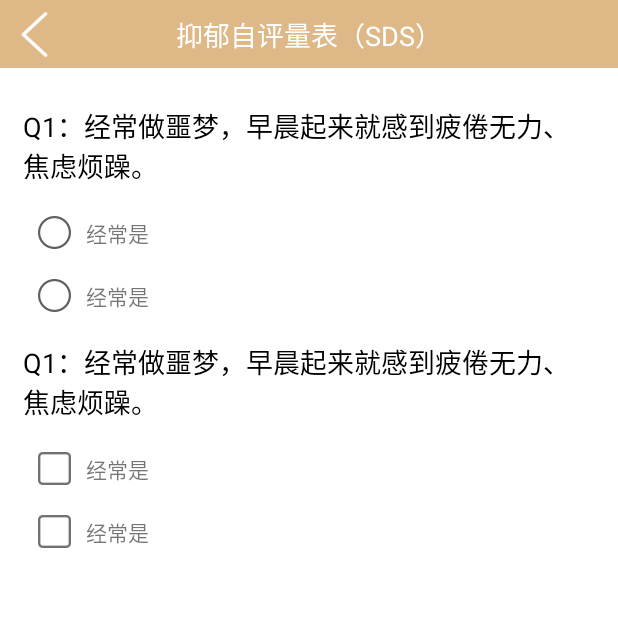
After one commit to KarenKaKa/StudentHelp, an Android app: the TestActivity screen opened directly, with no data from a screen before it, on a phone screen of 412 x 824 dp, the top half of it. The commit adds this screen. Run offline under Robolectric (Android 15) with nearby library versions, the phone set to English and light mode, and no system bars; our stand-ins replace data binding.

Commit message:
测试题

```diff
--- a/app/src/main/AndroidManifest.xml
+++ b/app/src/main/AndroidManifest.xml
@@ -16,7 +16,8 @@
         android:networkSecurityConfig="@xml/network_security_config"
         android:supportsRtl="true"
         android:theme="@style/Theme.StudentHelp">
-        <activity android:name=".module.leavemessage.MyLeaveMessageActivity"></activity>
+        <activity android:name=".module.question.TestActivity"></activity>
+        <activity android:name=".module.leavemessage.MyLeaveMessageActivity" />
         <activity android:name=".module.leavemessage.LeaveMessageActivity" />
         <activity
             android:name=".module.teacher.MyArticlesActivity"
--- a/app/src/main/java/com/consultation/studenthelp/module/main/home/HomeFragment.java
+++ b/app/src/main/java/com/consultation/studenthelp/module/main/home/HomeFragment.java
@@ -14,6 +14,7 @@ import com.consultation.studenthelp.R;
 import com.consultation.studenthelp.base.BaseFragment;
 import com.consultation.studenthelp.databinding.FragmentHomeBinding;
 import com.consultation.studenthelp.module.main.news.NewsAdapter;
+import com.consultation.studenthelp.module.question.TestActivity;
 import com.consultation.studenthelp.module.teachers.TeachersActivity;
 
 import java.util.ArrayList;
@@ -94,6 +95,9 @@ public class HomeFragment extends BaseFragment<HomePresenter> implements HomeVie
             Intent intent = new Intent(getActivity(), TeachersActivity.class);
             intent.putExtra("fromOrder", true);
             startActivity(intent);
+        } else if (id == R.id.tvTests) {
+            //TODO 测试
+            startActivity(new Intent(getActivity(), TestActivity.class));
         }
     }
 
--- a/app/src/main/java/com/consultation/studenthelp/module/main/news/NewsAdapter.java
+++ b/app/src/main/java/com/consultation/studenthelp/module/main/news/NewsAdapter.java
@@ -18,7 +18,7 @@ import java.util.List;
 
 import cn.leancloud.AVObject;
 
-public class NewsAdapter extends RecyclerView.Adapter<NewsAdapter.HomeTeacherViewHolder> {
+public class NewsAdapter extends RecyclerView.Adapter<NewsAdapter.ViewHolder> {
     private Context mContext;
     private List<AVObject> list;
     private SimpleDateFormat dateFormat = new SimpleDateFormat("yyyy-MM-dd HH:mm");
@@ -30,12 +30,12 @@ public class NewsAdapter extends RecyclerView.Adapter<NewsAdapter.HomeTeacherVie
 
     @NonNull
     @Override
-    public HomeTeacherViewHolder onCreateViewHolder(@NonNull ViewGroup parent, int viewType) {
-        return new HomeTeacherViewHolder(LayoutInflater.from(mContext).inflate(R.layout.item_home_news, parent, false));
+    public ViewHolder onCreateViewHolder(@NonNull ViewGroup parent, int viewType) {
+        return new ViewHolder(LayoutInflater.from(mContext).inflate(R.layout.item_home_news, parent, false));
     }
 
     @Override
-    public void onBindViewHolder(@NonNull HomeTeacherViewHolder holder, int position) {
+    public void onBindViewHolder(@NonNull ViewHolder holder, int position) {
         AVObject bean = list.get(position);
         holder.title.setText(bean.getString(ArticlesInfo.NEWS_TITLE));
         holder.content.setText(bean.getString(ArticlesInfo.NEWS_CONTENT));
@@ -56,13 +56,13 @@ public class NewsAdapter extends RecyclerView.Adapter<NewsAdapter.HomeTeacherVie
         return list.size();
     }
 
-    public static class HomeTeacherViewHolder extends RecyclerView.ViewHolder {
+    public static class ViewHolder extends RecyclerView.ViewHolder {
         private TextView title;
         private TextView teacher;
         private TextView date;
         private TextView content;
 
-        public HomeTeacherViewHolder(@NonNull View itemView) {
+        public ViewHolder(@NonNull View itemView) {
             super(itemView);
             title = itemView.findViewById(R.id.title);
             teacher = itemView.findViewById(R.id.teacherName);
--- /dev/null
+++ b/app/src/main/java/com/consultation/studenthelp/module/question/AnswerAdapter.java
@@ -0,0 +1,71 @@
+package com.consultation.studenthelp.module.question;
+
+import android.content.Context;
+import android.view.LayoutInflater;
+import android.view.View;
+import android.view.ViewGroup;
+import android.widget.ImageView;
+import android.widget.TextView;
+
+import androidx.annotation.NonNull;
+import androidx.recyclerview.widget.RecyclerView;
+
+import com.consultation.studenthelp.R;
+import com.consultation.studenthelp.net.vo.AnswersBean;
+
+import java.util.List;
+
+public class AnswerAdapter extends RecyclerView.Adapter<AnswerAdapter.ViewHolder> {
+    private Context mContext;
+    private List<AnswersBean> list;
+    private boolean isMuti;
+    private TestAdapter.OnItemClick onItemClick;
+
+    public AnswerAdapter(Context mContext, List<AnswersBean> list, boolean muti, TestAdapter.OnItemClick onItemClick) {
+        this.mContext = mContext;
+        this.list = list;
+        this.isMuti = muti;
+        this.onItemClick = onItemClick;
+    }
+
+    @NonNull
+    @Override
+    public ViewHolder onCreateViewHolder(@NonNull ViewGroup parent, int viewType) {
+        return new ViewHolder(LayoutInflater.from(mContext).inflate(R.layout.item_test_answer, parent, false));
+    }
+
+    @Override
+    public void onBindViewHolder(@NonNull ViewHolder holder, int position) {
+        AnswersBean bean = list.get(position);
+//        holder.answerTitle.setText(bean.getAnswerTitle());
+        if (isMuti) {
+            holder.imageBtn.setImageResource(bean.isSelected() ? R.drawable.icon_selected1 : R.drawable.icon_select1);
+        } else {
+            holder.imageBtn.setImageResource(bean.isSelected() ? R.drawable.icon_selected : R.drawable.icon_select);
+        }
+        holder.itemView.setOnClickListener(new View.OnClickListener() {
+            @Override
+            public void onClick(View view) {
+                if (onItemClick != null) {
+                    onItemClick.onItemClickListener(bean);
+                }
+            }
+        });
+    }
+
+    @Override
+    public int getItemCount() {
+        return list.size();
+    }
+
+    public static class ViewHolder extends RecyclerView.ViewHolder {
+        private ImageView imageBtn;
+        private TextView answerTitle;
+
+        public ViewHolder(@NonNull View itemView) {
+            super(itemView);
+            imageBtn = itemView.findViewById(R.id.imageBtn);
+            answerTitle = itemView.findViewById(R.id.answerTitle);
+        }
+    }
+}
--- /dev/null
+++ b/app/src/main/java/com/consultation/studenthelp/module/question/TestActivity.java
@@ -0,0 +1,47 @@
+package com.consultation.studenthelp.module.question;
+
+import android.os.Bundle;
+import android.view.View;
+
+import androidx.appcompat.app.AppCompatActivity;
+import androidx.databinding.DataBindingUtil;
+
+import com.consultation.studenthelp.R;
+import com.consultation.studenthelp.databinding.ActivityTestBinding;
+import com.consultation.studenthelp.net.vo.AnswersBean;
+import com.consultation.studenthelp.net.vo.QuestionsBean;
+
+import java.util.ArrayList;
+import java.util.List;
+
+/**
+ * 答题页面
+ */
+public class TestActivity extends AppCompatActivity {
+    private String questionId;
+    private ActivityTestBinding binding;
+    private List<QuestionsBean> list = new ArrayList<>();
+    private TestAdapter adapter;
+
+    @Override
+    protected void onCreate(Bundle savedInstanceState) {
+        super.onCreate(savedInstanceState);
+        binding = DataBindingUtil.setContentView(this, R.layout.activity_test);
+        binding.setLifecycleOwner(this);
+
+        questionId = getIntent().getStringExtra("questionId");
+
+        binding.ivBack.setOnClickListener(new View.OnClickListener() {
+            @Override
+            public void onClick(View view) {
+                onBackPressed();
+            }
+        });
+        list.addAll(List.of(new QuestionsBean(List.of(new AnswersBean("1", 1), new AnswersBean("2", 2)), false),
+                new QuestionsBean(List.of(new AnswersBean("1", 1), new AnswersBean("2", 2)), true)));
+        adapter = new TestAdapter(this, list);
+        binding.recycler.setAdapter(adapter);
+
+    }
+
+}
--- /dev/null
+++ b/app/src/main/java/com/consultation/studenthelp/module/question/TestAdapter.java
@@ -0,0 +1,103 @@
+package com.consultation.studenthelp.module.question;
+
+import android.content.Context;
+import android.view.LayoutInflater;
+import android.view.View;
+import android.view.ViewGroup;
+import android.widget.TextView;
+
+import androidx.annotation.NonNull;
+import androidx.recyclerview.widget.RecyclerView;
+
+import com.consultation.studenthelp.R;
+import com.consultation.studenthelp.net.vo.AnswersBean;
+import com.consultation.studenthelp.net.vo.QuestionsBean;
+
+import java.util.List;
+
+public class TestAdapter extends RecyclerView.Adapter<TestAdapter.ViewHolder> {
+    private Context mContext;
+    private List<QuestionsBean> list;
+
+    public TestAdapter(Context mContext, List<QuestionsBean> list) {
+        this.mContext = mContext;
+        this.list = list;
+    }
+
+    @NonNull
+    @Override
+    public ViewHolder onCreateViewHolder(@NonNull ViewGroup parent, int viewType) {
+        return new ViewHolder(LayoutInflater.from(mContext).inflate(R.layout.item_test, parent, false));
+    }
+
+    @Override
+    public void onBindViewHolder(@NonNull ViewHolder holder, int position) {
+        QuestionsBean bean = list.get(position);
+//        holder.questionTitle.setText(bean.getQuestionTitle());
+
+        holder.recyclerAnswer.setAdapter(new AnswerAdapter(mContext, bean.getAnswers(), bean.isMuti(), new OnItemClick() {
+            @Override
+            public void onItemClickListener(AnswersBean answersBean) {
+                if (bean.isMuti()) {
+                    if (answersBean.isSelected()) {
+                        deleteSelected(bean.getSelectedList(), answersBean);
+                        answersBean.setSelected(false);
+                    } else {
+                        answersBean.setSelected(true);
+                        bean.getSelectedList().add(answersBean);
+                    }
+                    notifyItemChanged(position);
+                } else {
+                    if (!answersBean.isSelected()) {
+                        if (bean.getSelectedList().size() > 0) {
+                            bean.getSelectedList().get(0).setSelected(false);
+                            bean.getSelectedList().clear();
+                        }
+                        answersBean.setSelected(true);
+                        bean.getSelectedList().add(answersBean);
+                    }
+                    notifyItemChanged(position);
+                }
+            }
+        }));
+    }
+
+    private void deleteSelected(List<AnswersBean> selectedList, AnswersBean bean) {
+        for (AnswersBean answersBean : selectedList) {
+            if (bean.getAnswerId().equals(answersBean.getAnswerId())) {
+                answersBean.setSelected(false);
+                bean.setSelected(false);
+                selectedList.remove(answersBean);
+                return;
+            }
+        }
+    }
+
+    private int getScores(List<AnswersBean> selectedList) {
+        int s = 0;
+        for (AnswersBean answersBean : selectedList) {
+            s += answersBean.getScore();
+        }
+        return s;
+    }
+
+    @Override
+    public int getItemCount() {
+        return list.size();
+    }
+
+    public static class ViewHolder extends RecyclerView.ViewHolder {
+        private TextView questionTitle;
+        private RecyclerView recyclerAnswer;
+
+        public ViewHolder(@NonNull View itemView) {
+            super(itemView);
+            questionTitle = itemView.findViewById(R.id.questionTitle);
+            recyclerAnswer = itemView.findViewById(R.id.recyclerAnswer);
+        }
+    }
+
+    public interface OnItemClick {
+        void onItemClickListener(AnswersBean bean);
+    }
+}
--- a/app/src/main/java/com/consultation/studenthelp/net/vo/AnswersBean.java
+++ b/app/src/main/java/com/consultation/studenthelp/net/vo/AnswersBean.java
@@ -5,8 +5,31 @@ package com.consultation.studenthelp.net.vo;
  */
 public class AnswersBean {
     private String answerTitle;//答案描述
+    private String answerId;//答案id
     private String questionId;//问题id
     private int score = 0;//答案分值
+    private boolean isSelected = false;
+
+    public AnswersBean(String answerId,int score) {
+        this.answerId = answerId;
+        this.score = score;
+    }
+
+    public String getAnswerId() {
+        return answerId;
+    }
+
+    public void setAnswerId(String answerId) {
+        this.answerId = answerId;
+    }
+
+    public boolean isSelected() {
+        return isSelected;
+    }
+
+    public void setSelected(boolean selected) {
+        isSelected = selected;
+    }
 
     public String getAnswerTitle() {
         return answerTitle;
--- a/app/src/main/java/com/consultation/studenthelp/net/vo/QuestionsBean.java
+++ b/app/src/main/java/com/consultation/studenthelp/net/vo/QuestionsBean.java
@@ -1,4 +1,7 @@
 package com.consultation.studenthelp.net.vo;
+
+import java.util.ArrayList;
+import java.util.List;
 
 /**
  * 问题列表
@@ -7,6 +10,35 @@ public class QuestionsBean {
     private String questionId;//问题id
     private String questionnaireId;//问卷id
     private String questionTitle;//问题描述
+    private List<AnswersBean> answers;
+    private boolean isMuti = false;
+
+    private List<AnswersBean> selectedList = new ArrayList<>();
+
+    public List<AnswersBean> getSelectedList() {
+        return selectedList;
+    }
+
+    public boolean isMuti() {
+        return isMuti;
+    }
+
+    public void setMuti(boolean muti) {
+        isMuti = muti;
+    }
+
+    public QuestionsBean(List<AnswersBean> answers,boolean isMuti) {
+        this.answers = answers;
+        this.isMuti = isMuti;
+    }
+
+    public List<AnswersBean> getAnswers() {
+        return answers;
+    }
+
+    public void setAnswers(List<AnswersBean> answers) {
+        this.answers = answers;
+    }
 
     public String getQuestionId() {
         return questionId;
--- /dev/null
+++ b/app/src/main/res/layout/activity_test.xml
@@ -0,0 +1,41 @@
+<?xml version="1.0" encoding="utf-8"?>
+<layout xmlns:android="http://schemas.android.com/apk/res/android"
+    xmlns:app="http://schemas.android.com/apk/res-auto">
+
+    <androidx.constraintlayout.widget.ConstraintLayout
+        android:layout_width="match_parent"
+        android:layout_height="match_parent"
+        android:background="@color/pink">
+
+        <ImageView
+            android:id="@+id/ivBack"
+            android:layout_width="45dp"
+            android:layout_height="45dp"
+            android:scaleType="centerInside"
+            android:src="@drawable/icon_back_white"
+            app:layout_constraintLeft_toLeftOf="parent"
+            app:layout_constraintTop_toTopOf="parent" />
+
+        <TextView
+            android:id="@+id/tvTitle"
+            android:layout_width="wrap_content"
+            android:layout_height="wrap_content"
+            android:text="抑郁自评量表（SDS）"
+            android:textColor="@color/white"
+            android:textSize="18sp"
+            app:layout_constraintBottom_toBottomOf="@+id/ivBack"
+            app:layout_constraintLeft_toLeftOf="parent"
+            app:layout_constraintRight_toRightOf="parent"
+            app:layout_constraintTop_toTopOf="@+id/ivBack" />
+
+        <androidx.recyclerview.widget.RecyclerView
+            android:id="@+id/recycler"
+            android:layout_width="match_parent"
+            android:layout_height="0dp"
+            android:background="@color/white"
+            android:paddingTop="15dp"
+            app:layoutManager="androidx.recyclerview.widget.LinearLayoutManager"
+            app:layout_constraintBottom_toBottomOf="parent"
+            app:layout_constraintTop_toBottomOf="@+id/ivBack" />
+    </androidx.constraintlayout.widget.ConstraintLayout>
+</layout>
--- a/app/src/main/res/layout/fragment_home.xml
+++ b/app/src/main/res/layout/fragment_home.xml
@@ -51,6 +51,7 @@
                 android:layout_height="wrap_content"
                 android:drawableTop="@drawable/icon_home_test"
                 android:drawablePadding="10dp"
+                android:onClick="@{onClickListener}"
                 android:text="心理测试"
                 android:textSize="16sp"
                 app:layout_constraintBottom_toBottomOf="@+id/tvConsults"
--- /dev/null
+++ b/app/src/main/res/layout/item_test.xml
@@ -0,0 +1,25 @@
+<?xml version="1.0" encoding="utf-8"?>
+<androidx.constraintlayout.widget.ConstraintLayout xmlns:android="http://schemas.android.com/apk/res/android"
+    xmlns:app="http://schemas.android.com/apk/res-auto"
+    android:layout_width="match_parent"
+    android:layout_height="wrap_content"
+    android:paddingTop="10dp"
+    android:paddingHorizontal="15dp">
+
+    <TextView
+        android:id="@+id/questionTitle"
+        android:layout_width="match_parent"
+        android:layout_height="wrap_content"
+        android:text="Q1：经常做噩梦，早晨起来就感到疲倦无力、焦虑烦躁。"
+        android:textColor="@color/black"
+        android:textSize="18sp"
+        app:layout_constraintTop_toTopOf="parent" />
+
+    <androidx.recyclerview.widget.RecyclerView
+        android:id="@+id/recyclerAnswer"
+        android:layout_width="match_parent"
+        android:layout_height="wrap_content"
+        android:layout_marginTop="10dp"
+        app:layoutManager="androidx.recyclerview.widget.LinearLayoutManager"
+        app:layout_constraintTop_toBottomOf="@+id/questionTitle" />
+</androidx.constraintlayout.widget.ConstraintLayout>
--- /dev/null
+++ b/app/src/main/res/layout/item_test_answer.xml
@@ -0,0 +1,26 @@
+<?xml version="1.0" encoding="utf-8"?>
+<androidx.constraintlayout.widget.ConstraintLayout xmlns:android="http://schemas.android.com/apk/res/android"
+    xmlns:app="http://schemas.android.com/apk/res-auto"
+    android:layout_width="match_parent"
+    android:layout_height="wrap_content"
+    android:padding="10dp">
+
+    <ImageView
+        android:id="@+id/imageBtn"
+        android:layout_width="wrap_content"
+        android:layout_height="wrap_content"
+        android:src="@drawable/icon_select"
+        app:layout_constraintBottom_toBottomOf="parent"
+        app:layout_constraintLeft_toLeftOf="parent"
+        app:layout_constraintTop_toTopOf="parent" />
+
+    <TextView
+        android:id="@+id/answerTitle"
+        android:layout_width="wrap_content"
+        android:layout_height="wrap_content"
+        android:layout_marginLeft="10dp"
+        android:text="经常是"
+        app:layout_constraintBottom_toBottomOf="parent"
+        app:layout_constraintLeft_toRightOf="@+id/imageBtn"
+        app:layout_constraintTop_toTopOf="parent" />
+</androidx.constraintlayout.widget.ConstraintLayout>
```
Also changed, not shown: app/src/main/res/drawable-xxhdpi/icon_select.png (added), app/src/main/res/drawable-xxhdpi/icon_select1.png (added), app/src/main/res/drawable-xxhdpi/icon_selected.png (added), app/src/main/res/drawable-xxhdpi/icon_selected1.png (added).
